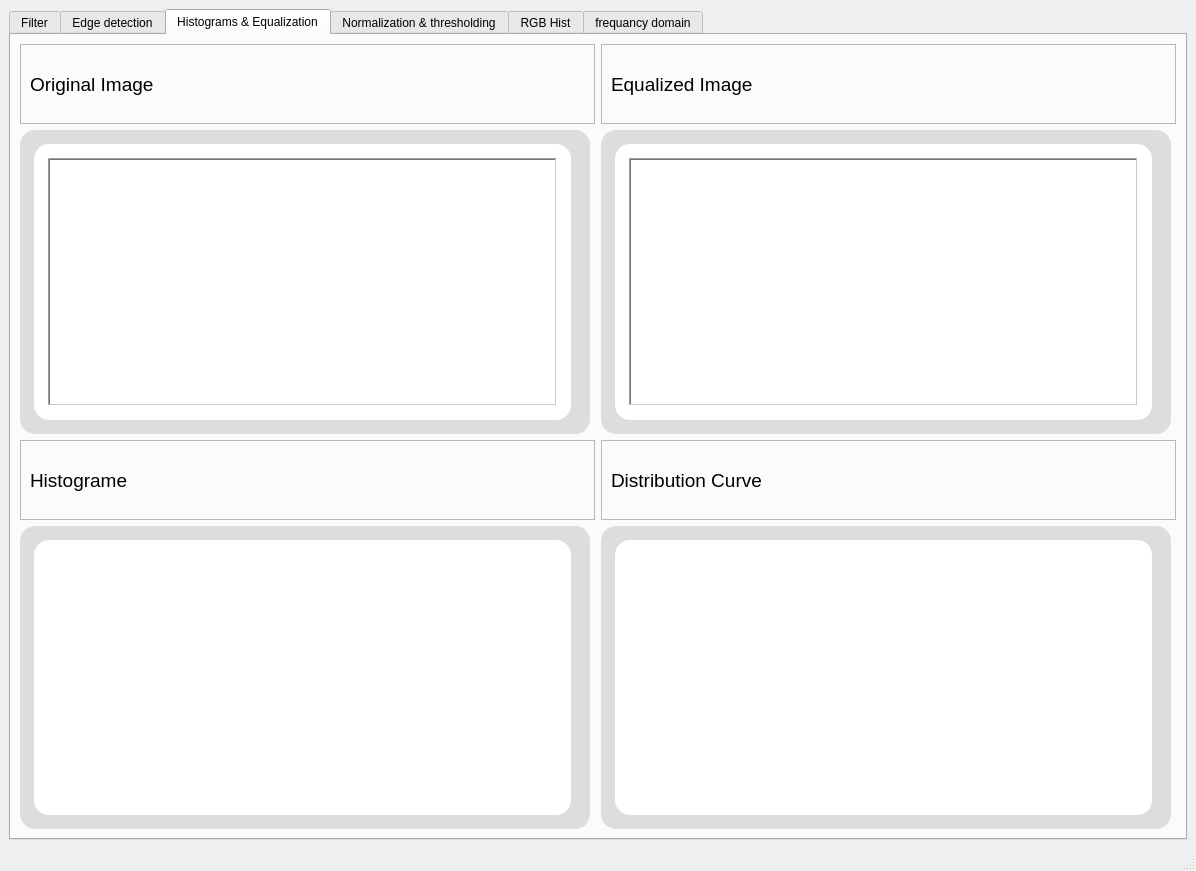
Above: task1.ui from Mohamed-hazem-mahrous/computer_vision_toolkit before the change. Below: the same form after it.
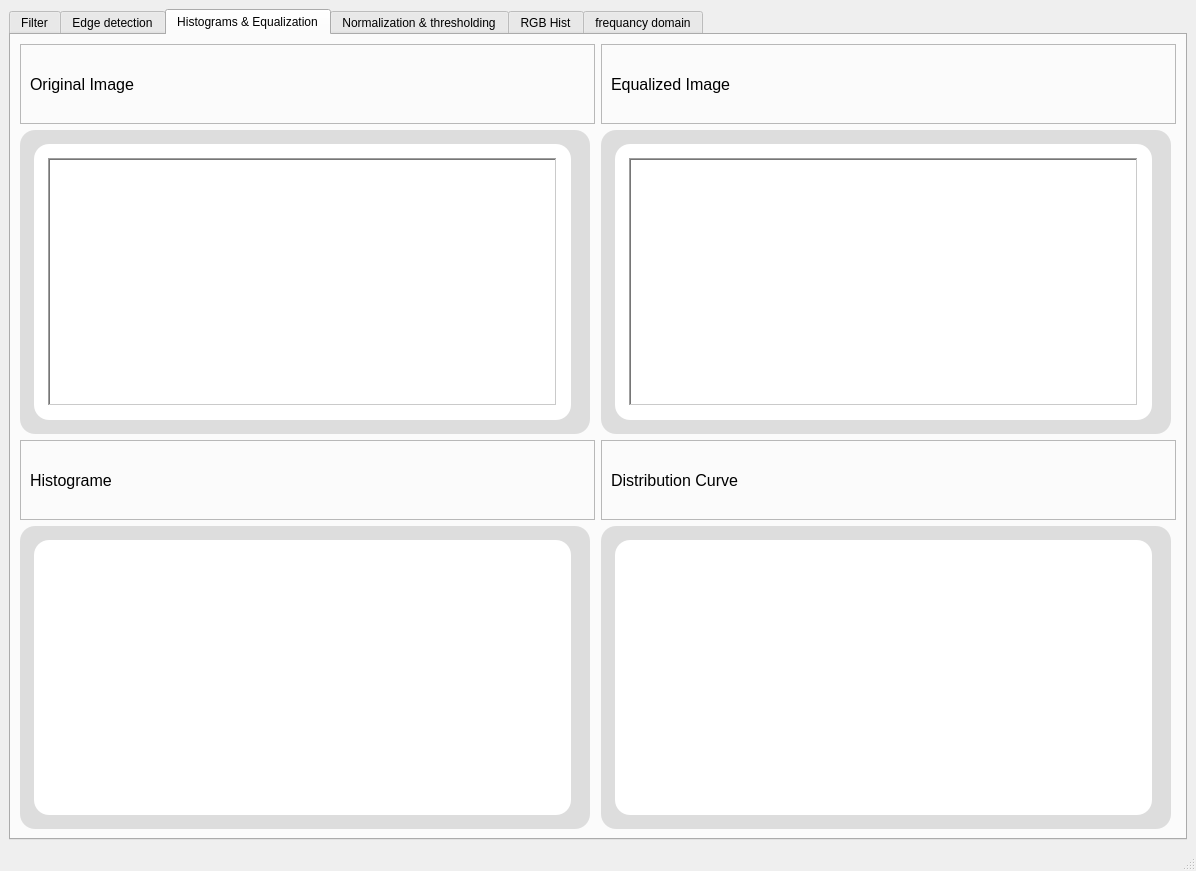
That is the form after the change. The open tabs and pages were chosen to show the change. Icons and pictures are not drawn.

```diff
--- a/task1.ui
+++ b/task1.ui
@@ -1312,7 +1312,7 @@
                  </property>
                  <property name="font">
                   <font>
-                   <pointsize>14</pointsize>
+                   <pointsize>12</pointsize>
                   </font>
                  </property>
                  <property name="styleSheet">
@@ -1360,7 +1360,7 @@
                  </property>
                  <property name="font">
                   <font>
-                   <pointsize>14</pointsize>
+                   <pointsize>12</pointsize>
                   </font>
                  </property>
                  <property name="styleSheet">
@@ -1609,7 +1609,7 @@
                  </property>
                  <property name="font">
                   <font>
-                   <pointsize>14</pointsize>
+                   <pointsize>12</pointsize>
                   </font>
                  </property>
                  <property name="styleSheet">
@@ -1657,7 +1657,7 @@
                  </property>
                  <property name="font">
                   <font>
-                   <pointsize>14</pointsize>
+                   <pointsize>12</pointsize>
                   </font>
                  </property>
                  <property name="styleSheet">
```
Left out of the diff: 14 changed lines with no effect on the pictures.
